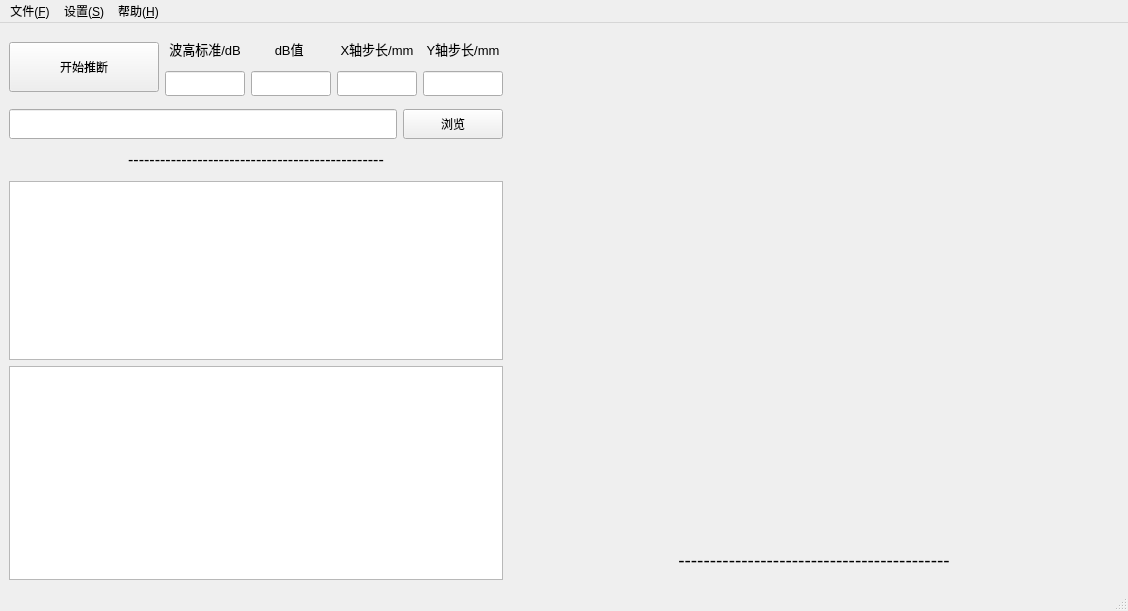
The window that mainwindow.ui (xiangxu05/MainforecastSystem) describes before a commit, drawn with Qt 5.
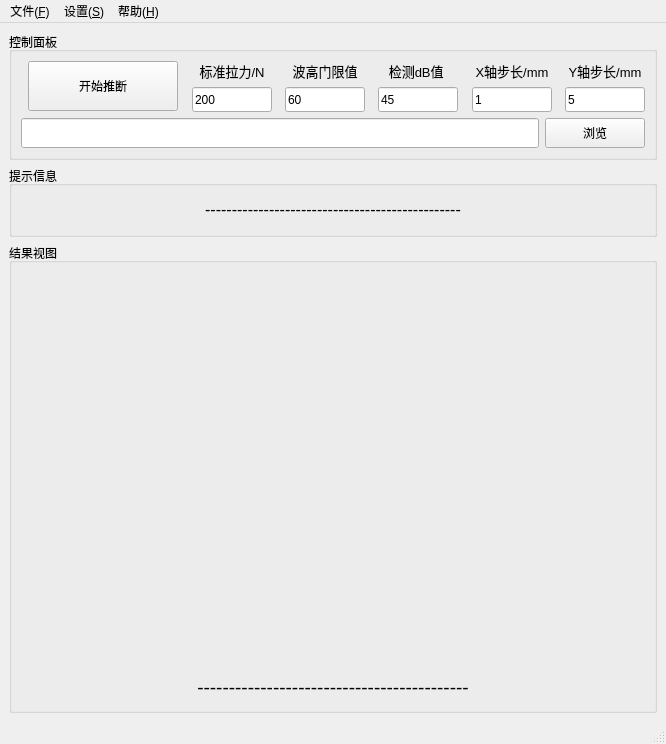
The same window after the commit. Custom widgets are drawn as their Qt base class.

```diff
--- a/mainwindow.ui
+++ b/mainwindow.ui
@@ -6,19 +6,23 @@
    <rect>
     <x>0</x>
     <y>0</y>
-    <width>1128</width>
-    <height>611</height>
+    <width>666</width>
+    <height>744</height>
    </rect>
   </property>
   <property name="windowTitle">
    <string>MainWindow</string>
   </property>
   <widget class="QWidget" name="centralwidget">
-   <layout class="QHBoxLayout" name="horizontalLayout_3" stretch="2,3">
+   <layout class="QVBoxLayout" name="verticalLayout_10" stretch="3,1,15">
     <item>
-     <layout class="QVBoxLayout" name="verticalLayout_5" stretch="2,1,1,5,6">
+     <widget class="QGroupBox" name="groupBox">
+      <property name="title">
+       <string>控制面板</string>
+      </property>
+      <layout class="QVBoxLayout" name="verticalLayout_5" stretch="2,1">
       <item>
-       <layout class="QHBoxLayout" name="horizontalLayout" stretch="1,2,1,2,1,2,1,2,1,2">
+        <layout class="QHBoxLayout" name="horizontalLayout" stretch="1,2,1,2,1,2,1,2,1,2,1,2">
         <item>
          <spacer name="horizontalSpacer_5">
           <property name="orientation">
@@ -103,7 +107,7 @@
              </size>
             </property>
             <property name="text">
-             <string>&lt;html&gt;&lt;head/&gt;&lt;body&gt;&lt;p align=&quot;center&quot;&gt;&lt;span style=&quot; font-size:10pt;&quot;&gt;波高标准/dB&lt;/span&gt;&lt;/p&gt;&lt;/body&gt;&lt;/html&gt;</string>
+              <string>&lt;html&gt;&lt;head/&gt;&lt;body&gt;&lt;p align=&quot;center&quot;&gt;&lt;span style=&quot; font-size:10pt;&quot;&gt;标准拉力/N&lt;/span&gt;&lt;/p&gt;&lt;/body&gt;&lt;/html&gt;</string>
             </property>
            </widget>
           </item>
@@ -141,7 +145,7 @@
              </size>
             </property>
             <property name="text">
-             <string/>
+              <string>200</string>
             </property>
            </widget>
           </item>
@@ -160,6 +164,106 @@
           </item>
          </layout>
         </item>
+         <item>
+          <spacer name="horizontalSpacer_6">
+           <property name="orientation">
+            <enum>Qt::Horizontal</enum>
+           </property>
+           <property name="sizeHint" stdset="0">
+            <size>
+             <width>40</width>
+             <height>20</height>
+            </size>
+           </property>
+          </spacer>
+         </item>
+         <item>
+          <layout class="QVBoxLayout" name="verticalLayout_7" stretch="0,1,0,1,0">
+           <item>
+            <spacer name="verticalSpacer_13">
+             <property name="orientation">
+              <enum>Qt::Vertical</enum>
+             </property>
+             <property name="sizeHint" stdset="0">
+              <size>
+               <width>20</width>
+               <height>20</height>
+              </size>
+             </property>
+            </spacer>
+           </item>
+           <item>
+            <widget class="QLabel" name="label_3">
+             <property name="sizePolicy">
+              <sizepolicy hsizetype="Minimum" vsizetype="Minimum">
+               <horstretch>0</horstretch>
+               <verstretch>0</verstretch>
+              </sizepolicy>
+             </property>
+             <property name="maximumSize">
+              <size>
+               <width>16777215</width>
+               <height>30</height>
+              </size>
+             </property>
+             <property name="text">
+              <string>&lt;html&gt;&lt;head/&gt;&lt;body&gt;&lt;p align=&quot;center&quot;&gt;&lt;span style=&quot; font-size:10pt;&quot;&gt;波高门限值&lt;/span&gt;&lt;/p&gt;&lt;/body&gt;&lt;/html&gt;</string>
+             </property>
+            </widget>
+           </item>
+           <item>
+            <spacer name="verticalSpacer_14">
+             <property name="orientation">
+              <enum>Qt::Vertical</enum>
+             </property>
+             <property name="sizeHint" stdset="0">
+              <size>
+               <width>20</width>
+               <height>20</height>
+              </size>
+             </property>
+            </spacer>
+           </item>
+           <item>
+            <widget class="QLineEdit" name="thresholdEdit">
+             <property name="sizePolicy">
+              <sizepolicy hsizetype="Preferred" vsizetype="Preferred">
+               <horstretch>0</horstretch>
+               <verstretch>0</verstretch>
+              </sizepolicy>
+             </property>
+             <property name="minimumSize">
+              <size>
+               <width>80</width>
+               <height>25</height>
+              </size>
+             </property>
+             <property name="maximumSize">
+              <size>
+               <width>16777215</width>
+               <height>25</height>
+              </size>
+             </property>
+             <property name="text">
+              <string>60</string>
+             </property>
+            </widget>
+           </item>
+           <item>
+            <spacer name="verticalSpacer_15">
+             <property name="orientation">
+              <enum>Qt::Vertical</enum>
+             </property>
+             <property name="sizeHint" stdset="0">
+              <size>
+               <width>20</width>
+               <height>20</height>
+              </size>
+             </property>
+            </spacer>
+           </item>
+          </layout>
+         </item>
         <item>
          <spacer name="horizontalSpacer">
           <property name="orientation">
@@ -203,7 +307,7 @@
              </size>
             </property>
             <property name="text">
-             <string>&lt;html&gt;&lt;head/&gt;&lt;body&gt;&lt;p align=&quot;center&quot;&gt;&lt;span style=&quot; font-size:10pt;&quot;&gt;    dB值    &lt;/span&gt;&lt;/p&gt;&lt;/body&gt;&lt;/html&gt;</string>
+              <string>&lt;html&gt;&lt;head/&gt;&lt;body&gt;&lt;p align=&quot;center&quot;&gt;&lt;span style=&quot; font-size:10pt;&quot;&gt;检测dB值 &lt;/span&gt;&lt;/p&gt;&lt;/body&gt;&lt;/html&gt;</string>
             </property>
            </widget>
           </item>
@@ -241,7 +345,7 @@
              </size>
             </property>
             <property name="text">
-             <string/>
+              <string>45</string>
             </property>
            </widget>
           </item>
@@ -341,7 +445,7 @@
              </size>
             </property>
             <property name="text">
-             <string/>
+              <string>1</string>
             </property>
            </widget>
           </item>
@@ -441,7 +545,7 @@
              </size>
             </property>
             <property name="text">
-             <string/>
+              <string>5</string>
             </property>
            </widget>
           </item>
@@ -516,6 +620,15 @@
         </item>
        </layout>
       </item>
+      </layout>
+     </widget>
+    </item>
+    <item>
+     <widget class="QGroupBox" name="groupBox_3">
+      <property name="title">
+       <string>提示信息</string>
+      </property>
+      <layout class="QVBoxLayout" name="verticalLayout_9">
       <item>
        <widget class="QLabel" name="statuLable">
         <property name="minimumSize">
@@ -535,42 +648,15 @@
         </property>
        </widget>
       </item>
-      <item>
-       <widget class="QTextBrowser" name="textBrowser">
-        <property name="sizePolicy">
-         <sizepolicy hsizetype="Preferred" vsizetype="Preferred">
-          <horstretch>0</horstretch>
-          <verstretch>0</verstretch>
-         </sizepolicy>
-        </property>
-        <property name="maximumSize">
-         <size>
-          <width>16777215</width>
-          <height>16777215</height>
-         </size>
-        </property>
-       </widget>
-      </item>
-      <item>
-       <widget class="QChartView" name="chartView">
-        <property name="sizePolicy">
-         <sizepolicy hsizetype="Preferred" vsizetype="Preferred">
-          <horstretch>0</horstretch>
-          <verstretch>0</verstretch>
-         </sizepolicy>
-        </property>
-        <property name="maximumSize">
-         <size>
-          <width>16777215</width>
-          <height>16777215</height>
-         </size>
-        </property>
-       </widget>
-      </item>
-     </layout>
+      </layout>
+     </widget>
     </item>
     <item>
-     <layout class="QVBoxLayout" name="verticalLayout_6" stretch="13,1">
+     <widget class="QGroupBox" name="groupBox_2">
+      <property name="title">
+       <string>结果视图</string>
+      </property>
+      <layout class="QVBoxLayout" name="verticalLayout_6" stretch="15,1">
       <item>
        <widget class="QCustomPlot" name="widget" native="true">
         <property name="sizePolicy">
@@ -581,8 +667,8 @@
         </property>
         <property name="minimumSize">
          <size>
-          <width>0</width>
-          <height>0</height>
+           <width>200</width>
+           <height>200</height>
          </size>
         </property>
         <property name="maximumSize">
@@ -607,6 +693,7 @@
        </widget>
       </item>
      </layout>
+     </widget>
     </item>
    </layout>
   </widget>
@@ -615,7 +702,7 @@
     <rect>
      <x>0</x>
      <y>0</y>
-     <width>1128</width>
+     <width>666</width>
      <height>21</height>
     </rect>
    </property>
@@ -730,11 +817,6 @@
    <header location="global">qcustomplot.h</header>
    <container>1</container>
   </customwidget>
-  <customwidget>
-   <class>QChartView</class>
-   <extends>QGraphicsView</extends>
-   <header>qchartview.h</header>
-  </customwidget>
  </customwidgets>
  <resources/>
  <connections/>
```
Left out of the diff: 2 changed lines with no effect on the pictures. Lines whose indentation alone changed are shown as unchanged.
